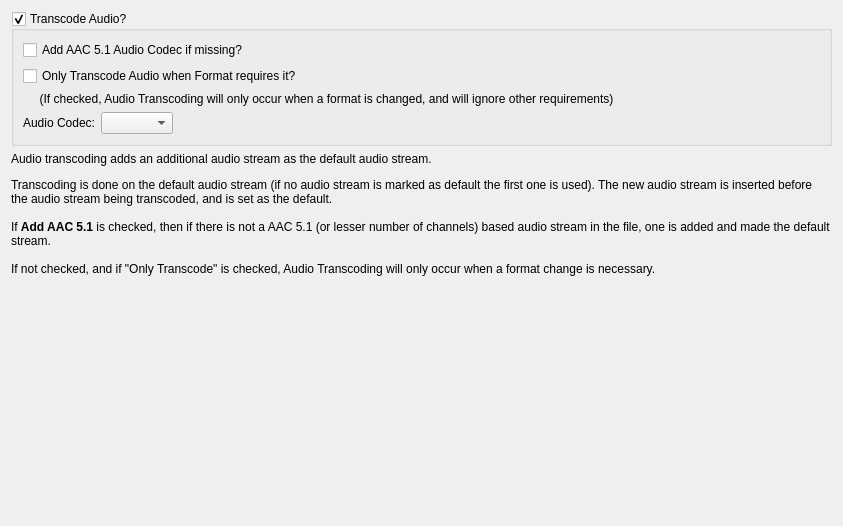
Old version of the form Preferences/UI/TranscodeAudioSettings.ui in the repository towel42-com/MediaManager.
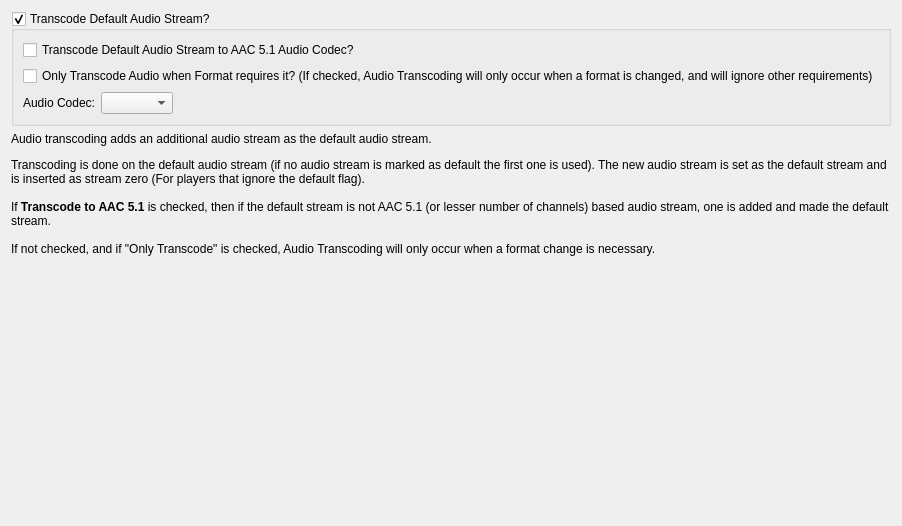
New version of the form.

Commit message: Reworded help for audio transcoding

Diff of the .ui file:
```diff
--- a/Preferences/UI/TranscodeAudioSettings.ui
+++ b/Preferences/UI/TranscodeAudioSettings.ui
@@ -17,7 +17,7 @@
    <item row="0" column="0">
     <widget class="QGroupBox" name="transcodeAudio">
      <property name="title">
-      <string>Transcode Audio?</string>
+      <string>Transcode Default Audio Stream?</string>
      </property>
      <property name="checkable">
       <bool>true</bool>
@@ -26,11 +26,11 @@
       <item row="1" column="0" colspan="2">
        <widget class="QCheckBox" name="onlyTranscodeAudioOnFormatChange">
         <property name="text">
-         <string>Only Transcode Audio when Format requires it?</string>
+         <string>Only Transcode Audio when Format requires it? (If checked, Audio Transcoding will only occur when a format is changed, and will ignore other requirements)</string>
         </property>
        </widget>
       </item>
-      <item row="3" column="0" colspan="2">
+      <item row="2" column="0" colspan="2">
        <layout class="QHBoxLayout" name="horizontalLayout">
         <item>
          <widget class="QLabel" name="label_3">
@@ -60,14 +60,7 @@
       <item row="0" column="0">
        <widget class="QCheckBox" name="addAACAudioCodec">
         <property name="text">
-         <string>Add AAC 5.1 Audio Codec if missing?</string>
-        </property>
-       </widget>
-      </item>
-      <item row="2" column="0">
-       <widget class="QLabel" name="label_11">
-        <property name="text">
-         <string>     (If checked, Audio Transcoding will only occur when a format is changed, and will ignore other requirements)</string>
+         <string>Transcode Default Audio Stream to AAC 5.1 Audio Codec?</string>
         </property>
        </widget>
       </item>
@@ -77,7 +70,7 @@
    <item row="1" column="0">
     <widget class="QLabel" name="label_2">
      <property name="text">
-      <string>&lt;html&gt;&lt;head/&gt;&lt;body&gt;&lt;p&gt;Audio transcoding adds an additional audio stream as the default audio stream.&lt;/p&gt;&lt;p&gt;Transcoding is done on the default audio stream (if no audio stream is marked as default the first one is used).  The new audio stream is inserted before the audio stream being transcoded, and is set as the default.&lt;br/&gt;&lt;br/&gt;If &lt;span style=&quot; font-weight:600;&quot;&gt;Add AAC 5.1&lt;/span&gt; is checked, then if there is not a AAC 5.1 (or lesser number of channels) based audio stream in the file, one is added and made the default stream. &lt;br/&gt;&lt;br/&gt;If not checked, and if &amp;quot;Only Transcode&amp;quot; is checked, Audio Transcoding will only occur when a format change is necessary.&lt;/p&gt;&lt;/body&gt;&lt;/html&gt;</string>
+      <string>&lt;html&gt;&lt;head/&gt;&lt;body&gt;&lt;p&gt;Audio transcoding adds an additional audio stream as the default audio stream.&lt;/p&gt;&lt;p&gt;Transcoding is done on the default audio stream (if no audio stream is marked as default the first one is used). The new audio stream is set as the default stream and is inserted as stream zero (For players that ignore the default flag).&lt;br/&gt;&lt;br/&gt;If &lt;span style=&quot; font-weight:600;&quot;&gt;Transcode to AAC 5.1&lt;/span&gt; is checked, then if the default stream is not AAC 5.1 (or lesser number of channels) based audio stream, one is added and made the default stream. &lt;br/&gt;&lt;br/&gt;If not checked, and if &amp;quot;Only Transcode&amp;quot; is checked, Audio Transcoding will only occur when a format change is necessary.&lt;/p&gt;&lt;/body&gt;&lt;/html&gt;</string>
      </property>
      <property name="textFormat">
       <enum>Qt::RichText</enum>
```
